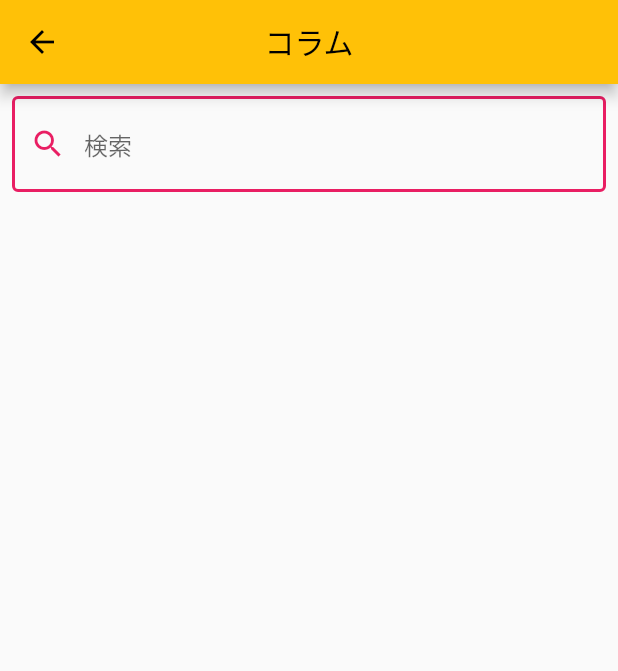
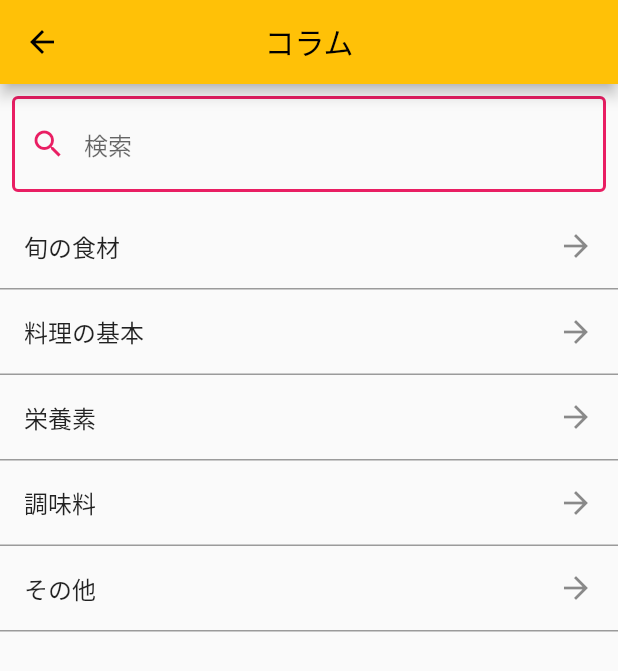
Before and after one commit to curitefl/recipe_app, a Flutter app: the ColumnPage screen opened by its route, on a phone screen of 412 x 824 dp. Shown: the top 671 px of the screen. Run offline on Flutter 3.47's test engine with Material 2 defaults, Android fonts, the phone set to English and light mode, and no system bars.

Commit message:
コラムのページにリストビューを追加

```diff
--- a/lib/my_page.dart
+++ b/lib/my_page.dart
@@ -41,7 +41,7 @@ class MyPage extends StatelessWidget {
               decoration: const BoxDecoration(
                   border: Border(
                 bottom: BorderSide(color: Colors.black38),
-              )),
+              ),),
               child: ListTile(
                 leading: Icon(myPageListView[index].icon),
                 title: Text(myPageListView[index].text),
--- a/lib/sub_pages/column_page.dart
+++ b/lib/sub_pages/column_page.dart
@@ -3,8 +3,16 @@ import 'package:flutter/material.dart';
 
 import '../text_data.dart';
 
-class ColumnPage extends StatelessWidget{
+class ColumnPage extends StatelessWidget {
   final String title;
+  static const List<String> columnPageListView = [
+    '旬の食材',
+    '料理の基本',
+    '栄養素',
+    '調味料',
+    'その他',
+  ];
+
   const ColumnPage({Key? key, required this.title}) : super(key: key);
 
   @override
@@ -15,12 +23,15 @@ class ColumnPage extends StatelessWidget{
         title: Text(title),
       ),
       body: Column(
-        children: const [
-          Padding(
+        children: [
+          const Padding(
             padding: EdgeInsets.all(8.0),
             child: TextField(
               decoration: InputDecoration(
-                prefixIcon: Icon(Icons.search_outlined,color: Colors.pink,),
+                prefixIcon: Icon(
+                  Icons.search_outlined,
+                  color: Colors.pink,
+                ),
                 hintText: TextData.search,
                 enabledBorder: OutlineInputBorder(
                   borderSide: BorderSide(
@@ -37,6 +48,28 @@ class ColumnPage extends StatelessWidget{
               ),
             ),
           ),
+          Material(
+            child: ListView.builder(
+              shrinkWrap: true,
+              itemCount: columnPageListView.length,
+              itemBuilder: (BuildContext context, int index) {
+                return Container(
+                  decoration: const BoxDecoration(
+                    border: Border(
+                      bottom: BorderSide(color: Colors.black38),
+                    ),
+                  ),
+                  child: ListTile(
+                    title: Text(columnPageListView[index]),
+                    trailing: const Icon(Icons.arrow_forward),
+                    onTap: () {
+                      // TODO
+                    },
+                  ),
+                );
+              },
+            ),
+          ),
         ],
       ),
     );
```
